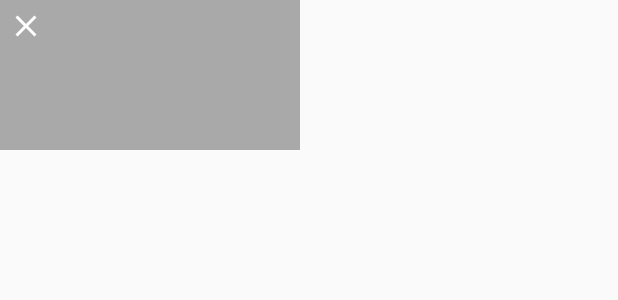
After one commit to kajal148/YM, an Android app: the layout tips_popup.xml on its own in the app's theme, with its tools: preview values and no code run, on a phone screen of 412 x 824 dp. The commit adds this screen. Shown: the top 300 px of the screen. Run offline under Robolectric (Android 15) with nearby library versions, the phone set to English and light mode, and no system bars.

Commit message:
drawable update

```diff
--- a/app/src/main/java/com/kajal/ym/MainActivity.java
+++ b/app/src/main/java/com/kajal/ym/MainActivity.java
@@ -107,7 +107,7 @@ public class MainActivity extends AppCompatActivity {
         });
 
 
-            //PLACE RECYCLE VIEW LIST
+            //Search PLACE RECYCLE VIEW LIST
 
         mRecyclerView = (RecyclerView) findViewById(R.id.result_list);
         mRecyclerView.setHasFixedSize(true);
--- /dev/null
+++ b/app/src/main/res/drawable/ic_baseline_close_24.xml
@@ -0,0 +1,5 @@
+<vector android:height="24dp" android:tint="#FFFFFF"
+    android:viewportHeight="24" android:viewportWidth="24"
+    android:width="24dp" xmlns:android="http://schemas.android.com/apk/res/android">
+    <path android:fillColor="#fff" android:pathData="M19,6.41L17.59,5 12,10.59 6.41,5 5,6.41 10.59,12 5,17.59 6.41,19 12,13.41 17.59,19 19,17.59 13.41,12z"/>
+</vector>
--- /dev/null
+++ b/app/src/main/res/drawable/ic_baseline_info_24.xml
@@ -0,0 +1,5 @@
+<vector android:height="20dp" android:tint="#DCDCDC"
+    android:viewportHeight="24" android:viewportWidth="24"
+    android:width="20dp" xmlns:android="http://schemas.android.com/apk/res/android">
+    <path android:fillColor="#fff" android:pathData="M12,2C6.48,2 2,6.48 2,12s4.48,10 10,10 10,-4.48 10,-10S17.52,2 12,2zM13,17h-2v-6h2v6zM13,9h-2L11,7h2v2z"/>
+</vector>
--- /dev/null
+++ b/app/src/main/res/drawable/ic_baseline_search_24.xml
@@ -0,0 +1,5 @@
+<vector android:height="30dp" android:tint="@color/colorAccent"
+    android:viewportHeight="24" android:viewportWidth="24"
+    android:width="30dp" xmlns:android="http://schemas.android.com/apk/res/android">
+    <path android:fillColor="#fff" android:pathData="M15.5,14h-0.79l-0.28,-0.27C15.41,12.59 16,11.11 16,9.5 16,5.91 13.09,3 9.5,3S3,5.91 3,9.5 5.91,16 9.5,16c1.61,0 3.09,-0.59 4.23,-1.57l0.27,0.28v0.79l5,4.99L20.49,19l-4.99,-5zM9.5,14C7.01,14 5,11.99 5,9.5S7.01,5 9.5,5 14,7.01 14,9.5 11.99,14 9.5,14z"/>
+</vector>
--- /dev/null
+++ b/app/src/main/res/layout/tips_popup.xml
@@ -0,0 +1,24 @@
+<?xml version="1.0" encoding="utf-8"?>
+<RelativeLayout android:layout_width="200dp"
+    android:layout_height="100dp"
+    android:background="#A9A9A9"
+    xmlns:android="http://schemas.android.com/apk/res/android">
+
+    <ImageView
+        android:id="@+id/tipButton"
+        android:layout_width="wrap_content"
+        android:layout_height="wrap_content"
+        android:layout_alignParentTop="true"
+        android:background="#a9a9a9"
+        android:padding="5dp"
+        android:src="@drawable/ic_baseline_close_24" />
+
+    <TextView
+        android:id="@+id/tipText"
+        android:layout_width="match_parent"
+        android:layout_height="match_parent"
+        android:padding="10dp"
+        android:layout_below="@+id/tipButton"
+        android:textColor="#fff"/>
+
+</RelativeLayout>
```
Also changed, not shown: app/src/main/java/com/kajal/ym/Places.java (added, +39 -0 lines), app/src/main/java/com/kajal/ym/SearchAdapter.java (added, +70 -0 lines), app/src/main/res/drawable/round_button.xml (added, +21 -0 lines), app/src/main/res/layout/list_layout.xml (added, +17 -0 lines), 1 other file.
